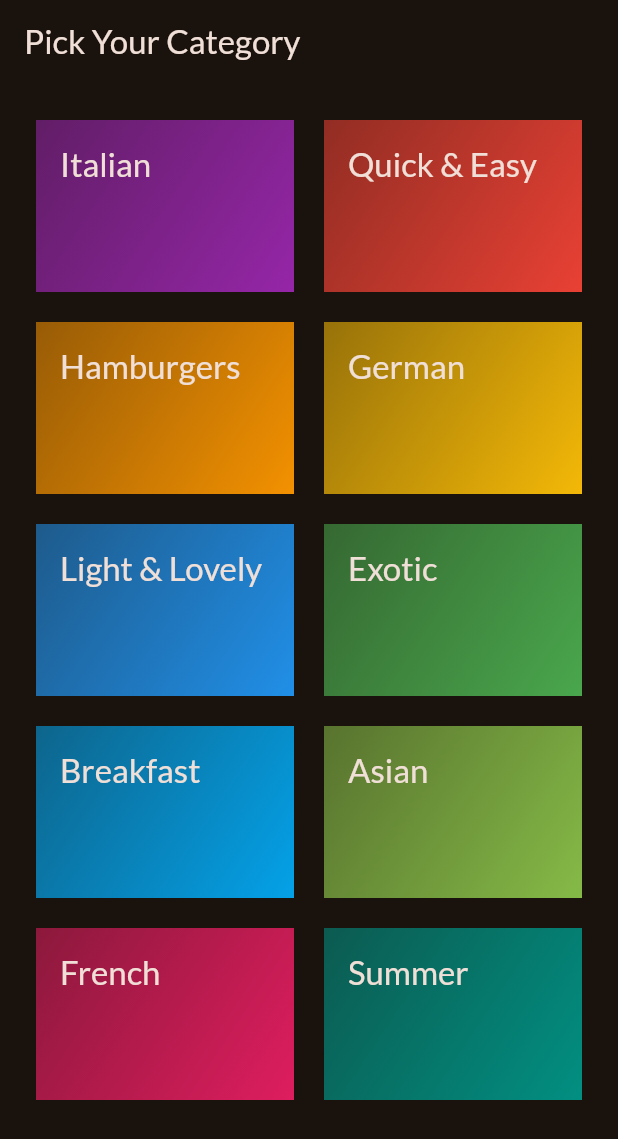
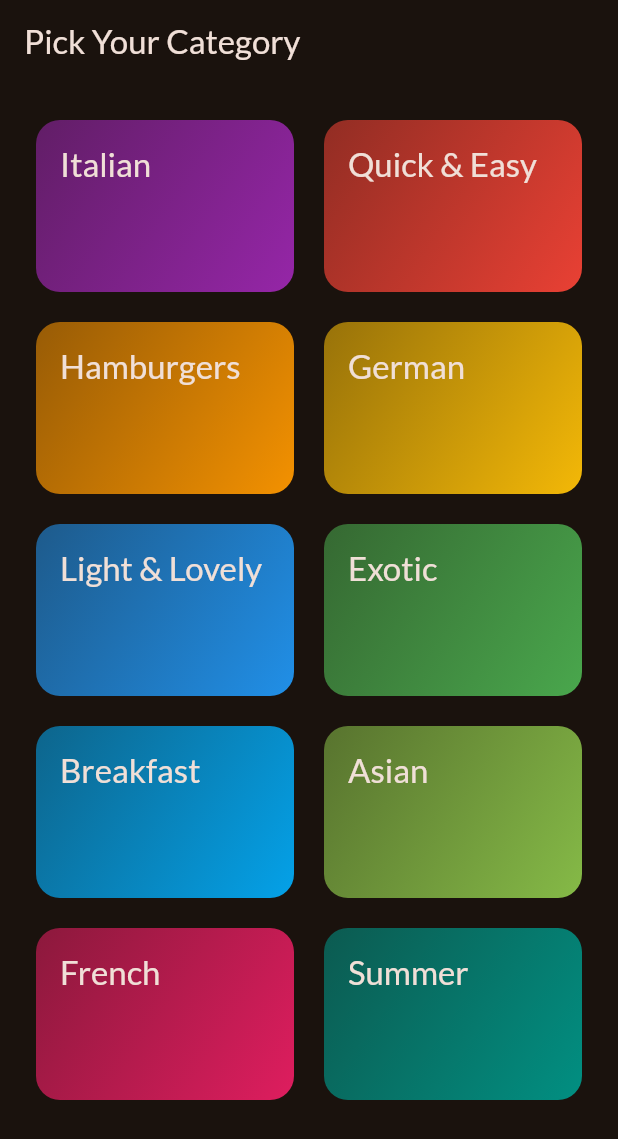
Before and after one commit to punkushal/Meals, a Flutter app: the screen it shows after launch, on a phone screen of 412 x 824 dp. Shown: the top 1139 px of the screen. Run offline on Flutter 3.47's test engine with Material 2 defaults, Android fonts, the phone set to English and light mode, and no system bars; our stand-ins replace google_fonts.

Commit message:
Making Any Widget Tappable With InkWell Widget

```diff
--- a/lib/widgets/category_grid_item.dart
+++ b/lib/widgets/category_grid_item.dart
@@ -1,4 +1,5 @@
 //This statelesswidget to create design to  display  each grid container
+//like color , title etc
 
 import 'package:flutter/material.dart';
 import 'package:meal/models/category.dart';
@@ -10,9 +11,15 @@ class CategoryGridItem extends StatelessWidget {
   final Category category;
   @override
   Widget build(BuildContext context) {
-    return Container(
+    return InkWell(
+      //This widget give user to feedback and tappable option as well
+      onTap: () {},
+      splashColor: Theme.of(context).primaryColor,
+      borderRadius: BorderRadius.circular(16),
+      child: Container(
         padding: const EdgeInsets.all(16),
         decoration: BoxDecoration(
+          borderRadius: BorderRadius.circular(16),
           gradient: LinearGradient(
             colors: [
               category.color.withOpacity(0.55),
@@ -28,6 +35,7 @@ class CategoryGridItem extends StatelessWidget {
                 color: Theme.of(context).colorScheme.onBackground,
               ),
         ),
+      ),
     );
   }
 }
```
Lines whose indentation alone changed are shown as unchanged.
